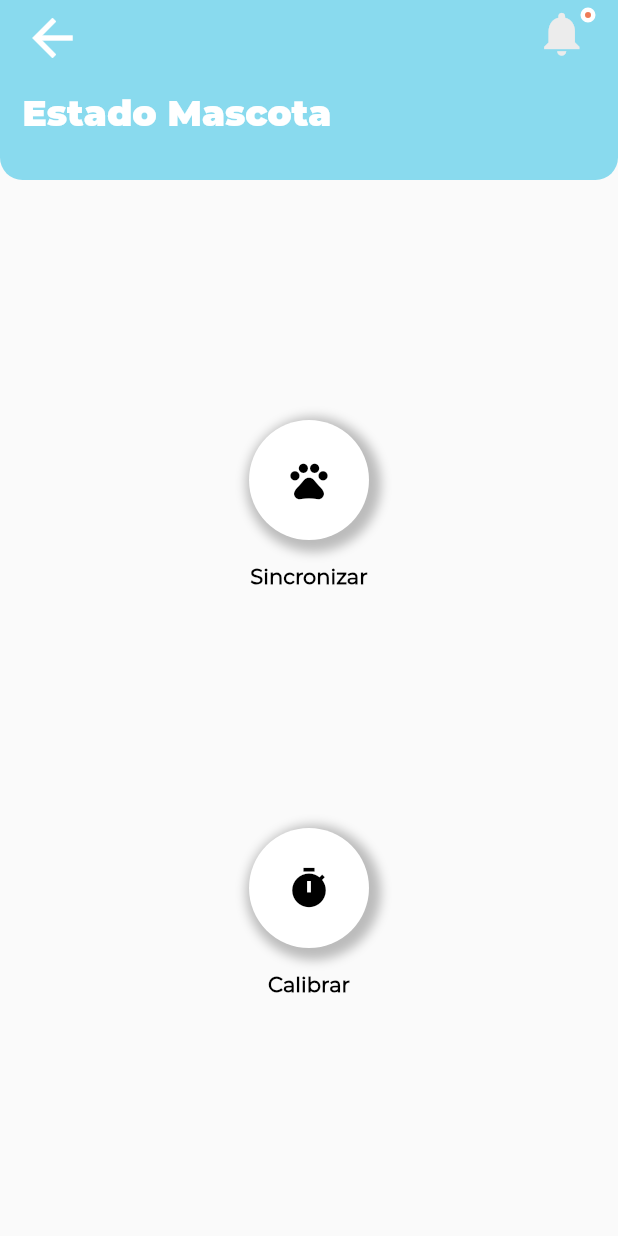
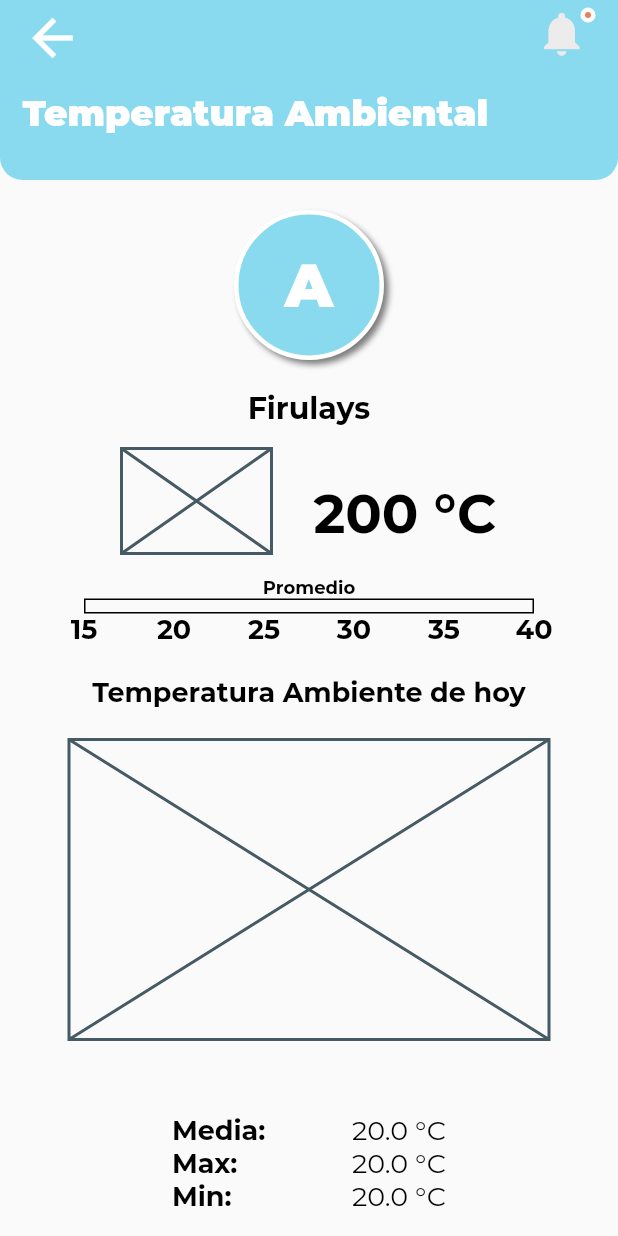
Before and after one commit to Celstren/HealthPaw, a Flutter app: the screen it shows after launch, after a tap on "Ingresar", on a phone screen of 412 x 824 dp. Run offline on Flutter 3.47's test engine with Material 2 defaults, Android fonts, the phone set to English and light mode, and no system bars; project files that could hold a hidden picture were left out.

Commit message:
avance de diseño

```diff
--- a/assets/json/strings_en.json
+++ b/assets/json/strings_en.json
@@ -17,6 +17,7 @@
     "Home": "Home",
     "Profile": "Profile",
     "CardiacHistory": "Cardiac History",
+    "BreathHistory": "Breath History",
     "History": "History",
     "Names": "Names",
     "BirthDay": "Date of birth",
@@ -26,6 +27,7 @@
     "Calibrate": "Calibrate",
     "Calibrated": "Calibrated",
     "Synchronize": "Synchronize",
+    "Average": "Average",
 
     "Pets": "Pets",
     "Collars": "Collars",
--- a/assets/json/strings_sp.json
+++ b/assets/json/strings_sp.json
@@ -17,6 +17,7 @@
     "Home": "Inicio",
     "Profile": "Perfil",
     "CardiacHistory": "Historial Cardiaco",
+    "BreathHistory": "Historial Respiratorio",
     "History": "Historial",
     "Names": "Nombres",
     "BirthDay": "Fecha de nacimiento",
@@ -26,6 +27,7 @@
     "Calibrate": "Calibrar",
     "Calibrated": "Calibrado",
     "Synchronize": "Sincronizar",
+    "Average": "Promedio",
 
     "Pets": "Mascotas",
     "Collars": "Collares",
--- a/lib/config/strings/app_strings.dart
+++ b/lib/config/strings/app_strings.dart
@@ -17,6 +17,7 @@ class AppStrings {
   static final String home                          = AppConfig.commonStringsJson["Home"] ?? "";
   static final String profile                       = AppConfig.commonStringsJson["Profile"] ?? "";
   static final String cardiacHistory                = AppConfig.commonStringsJson["CardiacHistory"] ?? "";
+  static final String breathHistory                 = AppConfig.commonStringsJson["BreathHistory"] ?? "";
   static final String history                       = AppConfig.commonStringsJson["History"] ?? "";
   static final String names                         = AppConfig.commonStringsJson["Names"] ?? "";
   static final String birthDay                      = AppConfig.commonStringsJson["BirthDay"] ?? "";
@@ -30,6 +31,7 @@ class AppStrings {
   static final String connectionWaiting             = AppConfig.commonStringsJson["ConnectionWaiting"] ?? "";
   static final String connectionFailed              = AppConfig.commonStringsJson["ConnectionFailed"] ?? "";
   static final String synchronize                   = AppConfig.commonStringsJson["Synchronize"] ?? "";
+  static final String average                       = AppConfig.commonStringsJson["Average"] ?? "";
   static final String pets                          = AppConfig.commonStringsJson["Pets"] ?? "";
   static final String collars                       = AppConfig.commonStringsJson["Collars"] ?? "";
   static final String statusOverview                = AppConfig.commonStringsJson["StatusOverview"] ?? "";
--- /dev/null
+++ b/lib/config/strings/app_units.dart
@@ -0,0 +1,6 @@
+class AppUnits {
+
+  static const List<int> breathMetricUnits = [5, 10, 15, 20, 25, 30];
+  static const List<int> temperatureMetricUnits = [15, 20, 25, 30, 35, 40];
+
+}
--- a/lib/utils/widgets/pet_avatar.dart
+++ b/lib/utils/widgets/pet_avatar.dart
@@ -12,7 +12,7 @@ class PetAvatar extends StatelessWidget {
     return Container(
       child: Column(
         children: <Widget>[
-          CircularAvatar(size: 125, path: path, initialName: "A"),
+          CircularAvatar(size: 100, path: path, initialName: "A"),
           SizedBox(height: 20),
           Text(
             name,
--- /dev/null
+++ b/lib/utils/widgets/stats_overview.dart
@@ -0,0 +1,193 @@
+import 'package:HealthPaw/config/strings/app_strings.dart';
+import 'package:HealthPaw/utils/exports/app_design.dart';
+import 'package:flutter/material.dart';
+
+class StatsOverview extends StatefulWidget {
+  final String subtitle;
+  final String metricUnit;
+  final List<int> units;
+  final Widget iconStat;
+  final bool ruleMetrics;
+  final bool media;
+  final bool max;
+  final bool min;
+  StatsOverview(
+      {Key key,
+      this.metricUnit = "",
+      this.units,
+      this.iconStat,
+      this.subtitle = "",
+      this.ruleMetrics = true,
+      this.media = true,
+      this.max = true,
+      this.min = true})
+      : super(key: key);
+
+  @override
+  _StatsOverviewState createState() => _StatsOverviewState();
+}
+
+class _StatsOverviewState extends State<StatsOverview> {
+  List<int> _units = [1, 2, 3, 4, 5, 6];
+  Widget _iconStat = Placeholder();
+
+  @override
+  void initState() {
+    if (widget.units != null && widget.units.length == 6) {
+      _units = widget.units;
+    }
+    if (widget.iconStat != null) {
+      _iconStat = widget.iconStat;
+    }
+    super.initState();
+  }
+
+  Widget _buildUnitMetrics(int unit) {
+    return SizedBox(
+      width: 30,
+      child: Center(
+        child: Text(
+          "$unit",
+          style: AppTextStyle.blackStyle(
+              fontSize: AppFontSizes.subitle18,
+              fontFamily: AppFonts.Montserrat_Bold),
+        ),
+      ),
+    );
+  }
+
+  Widget _buildRuleMetric () {
+    return SizedBox(
+            child: Column(
+              children: <Widget>[
+                Text(
+                  AppStrings.average,
+                  style: AppTextStyle.blackStyle(
+                      fontSize: AppFontSizes.text12,
+                      fontFamily: AppFonts.Montserrat_Bold),
+                ),
+                Container(
+                  height: 10,
+                  width: 300,
+                  decoration: BoxDecoration(
+                    border:
+                        Border.all(color: AppColors.PrimaryBlack, width: 1.0),
+                  ),
+                ),
+                SizedBox(
+                  width: 330,
+                  child: Row(
+                    children: <Widget>[
+                      _buildUnitMetrics(_units[0]),
+                      SizedBox(width: 30),
+                      _buildUnitMetrics(_units[1]),
+                      SizedBox(width: 30),
+                      _buildUnitMetrics(_units[2]),
+                      SizedBox(width: 30),
+                      _buildUnitMetrics(_units[3]),
+                      SizedBox(width: 30),
+                      _buildUnitMetrics(_units[4]),
+                      SizedBox(width: 30),
+                      _buildUnitMetrics(_units[5]),
+                    ],
+                  ),
+                ),
+              ],
+            ),
+          );
+  }
+
+  Widget _buildRate({String label = "", double unit = 0.0}) {
+    return SizedBox(
+      child: Row(
+        mainAxisAlignment: MainAxisAlignment.center,
+        children: <Widget>[
+          SizedBox(
+            width: 120,
+            child: Text(
+              "$label:",
+              style: AppTextStyle.blackStyle(
+                fontSize: AppFontSizes.subitle18,
+                fontFamily: AppFonts.Montserrat_Bold,
+              ),
+            ),
+          ),
+          SizedBox(
+            child: Text(
+              "$unit ${widget.metricUnit}",
+              style: AppTextStyle.blackStyle(
+                fontSize: AppFontSizes.subitle18,
+                fontWeight: FontWeight.w500,
+              ),
+            ),
+          ),
+        ],
+      ),
+    );
+  }
+
+  @override
+  Widget build(BuildContext context) {
+    return SizedBox(
+      width: 330,
+      child: Column(
+        children: <Widget>[
+          SizedBox(
+            height: 80,
+            child: Row(
+              mainAxisAlignment: MainAxisAlignment.center,
+              crossAxisAlignment: CrossAxisAlignment.center,
+              children: <Widget>[
+                SizedBox(height: 70, width: 100, child: _iconStat),
+                SizedBox(width: 10),
+                SizedBox(
+                  height: 80,
+                  width: 140,
+                  child: Column(
+                    mainAxisAlignment: MainAxisAlignment.end,
+                    crossAxisAlignment: CrossAxisAlignment.end,
+                    children: <Widget>[
+                      Padding(
+                        padding: EdgeInsets.only(bottom: 10),
+                        child: Text(
+                          "200 ${widget.metricUnit}",
+                          style: AppTextStyle.blackStyle(
+                            fontSize: 36,
+                            fontFamily: AppFonts.Montserrat_Bold,
+                          ),
+                        ),
+                      ),
+                    ],
+                  ),
+                ),
+              ],
+            ),
+          ),
+          SizedBox(height: 10),
+          widget.ruleMetrics ? _buildRuleMetric() : SizedBox(),
+          SizedBox(height: 20),
+          Center(
+            child: Text(
+              widget.subtitle,
+              style: AppTextStyle.blackStyle(
+                fontSize: AppFontSizes.subitle18,
+                fontFamily: AppFonts.Montserrat_Bold,
+              ),
+            ),
+          ),
+          SizedBox(height: 20),
+          SizedBox(
+            height: 200,
+            width: 320,
+            child: Placeholder(),
+          ),
+          SizedBox(height: 50),
+          widget.media ? _buildRate(label: AppStrings.media, unit: 20) : SizedBox(),
+          widget.max ? _buildRate(label: AppStrings.maximumAbb, unit: 20) : SizedBox(),
+          widget.min ? _buildRate(label: AppStrings.minimumAbb, unit: 20) : SizedBox(),
+          !widget.media && !widget.max && !widget.min ? SizedBox() : SizedBox(height: 50),
+        ],
+      ),
+    );
+  }
+}
--- a/lib/views/auth/login/widgets/login_content.dart
+++ b/lib/views/auth/login/widgets/login_content.dart
@@ -3,7 +3,7 @@ import 'package:HealthPaw/utils/exports/app_design.dart';
 import 'package:HealthPaw/utils/widgets/rounded_button.dart';
 import 'package:HealthPaw/utils/widgets/text_field_container.dart';
 import 'package:HealthPaw/views/auth/login/widgets/login_logo.dart';
-import 'package:HealthPaw/views/collar/collar.dart';
+import 'package:HealthPaw/views/environment_temperature/environment_temperature.dart';
 import 'package:flutter/material.dart';
 
 class LoginContent extends StatefulWidget {
@@ -50,7 +50,7 @@ class _LoginContentState extends State<LoginContent> {
               text: AppStrings.login,
               size: Size(200, 50),
               style: AppTextStyle.whiteStyle(fontSize: AppFontSizes.title18),
-              press: () => Navigator.of(context).pushReplacement(MaterialPageRoute(builder: (context) => CollarView())),
+              press: () => Navigator.of(context).pushReplacement(MaterialPageRoute(builder: (context) => EnvironmentTemperatureView())),
             ),
             SizedBox(height: 50),
             Align(
--- /dev/null
+++ b/lib/views/environment_temperature/environment_temperature.dart
@@ -0,0 +1,28 @@
+import 'package:HealthPaw/views/environment_temperature/widgets/environment_temperature_content.dart';
+import 'package:flutter/material.dart';
+
+import 'package:HealthPaw/config/strings/app_strings.dart';
+import 'package:HealthPaw/utils/widgets/common_app_bar.dart';
+
+class EnvironmentTemperatureView extends StatefulWidget {
+  EnvironmentTemperatureView({Key key}) : super(key: key);
+
+  @override
+  _EnvironmentTemperatureViewState createState() => _EnvironmentTemperatureViewState();
+}
+
+class _EnvironmentTemperatureViewState extends State<EnvironmentTemperatureView> {
+  @override
+  Widget build(BuildContext context) {
+    return SafeArea(
+      child: Scaffold(
+        body: Column(
+          children: <Widget>[
+            CommonAppBar(title: AppStrings.environmentalTemperature, showHeader: true),
+            Expanded(child: EnvironmentTemperatureContent()),
+          ],
+        ),
+      ),
+    );
+  }
+}
--- /dev/null
+++ b/lib/views/environment_temperature/widgets/environment_temperature_content.dart
@@ -0,0 +1,35 @@
+import 'package:HealthPaw/config/strings/app_strings.dart';
+import 'package:HealthPaw/config/strings/app_units.dart';
+import 'package:HealthPaw/utils/widgets/pet_avatar.dart';
+import 'package:HealthPaw/utils/widgets/stats_overview.dart';
+import 'package:flutter/material.dart';
+
+class EnvironmentTemperatureContent extends StatefulWidget {
+  EnvironmentTemperatureContent({Key key}) : super(key: key);
+
+  @override
+  _EnvironmentTemperatureContentState createState() => _EnvironmentTemperatureContentState();
+}
+
+class _EnvironmentTemperatureContentState extends State<EnvironmentTemperatureContent> {
+  @override
+  Widget build(BuildContext context) {
+    return SingleChildScrollView(
+      child: Container(
+        width: MediaQuery.of(context).size.width,
+        child: Column(
+          children: <Widget>[
+            SizedBox(height: 20),
+            PetAvatar(name: "Firulays"),
+            SizedBox(height: 10),
+            StatsOverview(
+              metricUnit: AppStrings.temperatureUnits,
+              units: AppUnits.temperatureMetricUnits,
+              subtitle: AppStrings.todayEnvironmentalTemperature,
+            ),
+          ],
+        ),
+      ),
+    );
+  }
+}
```
Also changed, not shown: lib/views/breath_history/breath_history.dart (added, +28 -0 lines), lib/views/breath_history/widgets/breath_history_content.dart (added, +35 -0 lines), lib/views/pet_overview/pet_overview.dart (added, +28 -0 lines), lib/views/pet_overview/widgets/pet_overview_content.dart (added, +62 -0 lines), lib/views/pet_status/widgets/pet_status_content.dart (+34 -2 lines), lib/views/sounds/sounds.dart (added, +28 -0 lines), lib/views/sounds/widgets/sounds_content.dart (added, +36 -0 lines), pubspec.lock.
